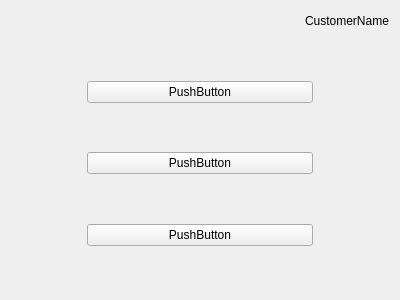
The window that client/DepotSystemClient/Form/customermenuform.ui (B10215037/DepotSystem) describes before a commit, drawn with Qt 5.
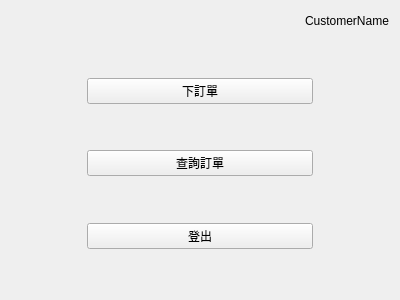
The same window after the commit.

Diff of the .ui file:
```diff
--- a/client/DepotSystemClient/Form/customermenuform.ui
+++ b/client/DepotSystemClient/Form/customermenuform.ui
@@ -71,7 +71,7 @@
        <item>
         <widget class="QPushButton" name="pushButton">
          <property name="text">
-          <string>PushButton</string>
+          <string>下訂單</string>
          </property>
         </widget>
        </item>
@@ -91,7 +91,7 @@
        <item>
         <widget class="QPushButton" name="pushButton_2">
          <property name="text">
-          <string>PushButton</string>
+          <string>查詢訂單</string>
          </property>
         </widget>
        </item>
@@ -111,7 +111,7 @@
        <item>
         <widget class="QPushButton" name="pushButton_3">
          <property name="text">
-          <string>PushButton</string>
+          <string>登出</string>
          </property>
         </widget>
        </item>
```
